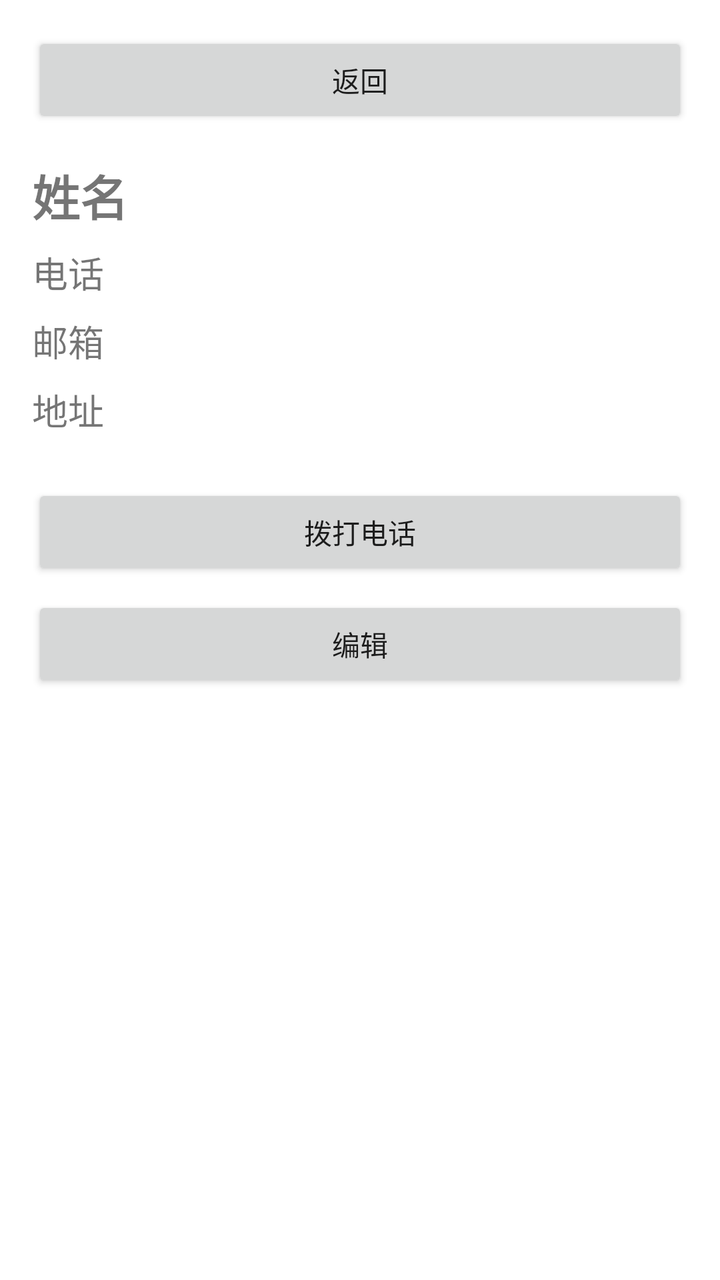
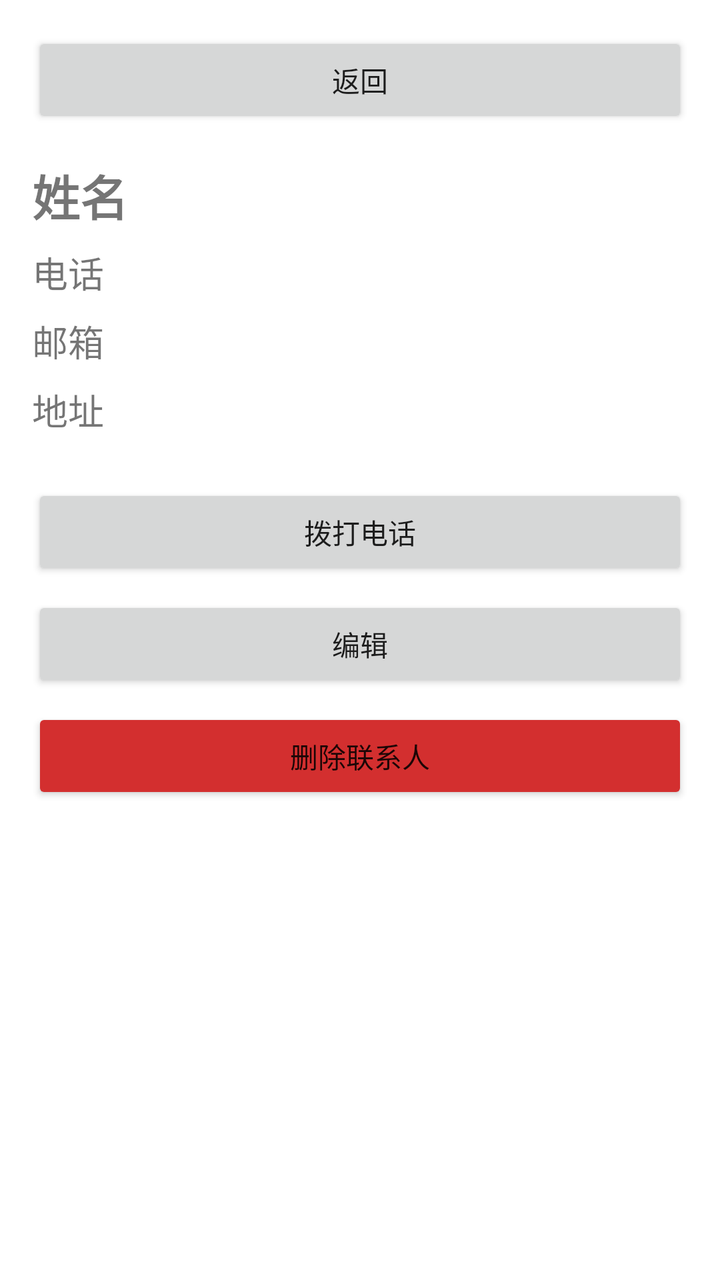

Screens rendered from an Android XML layout before and after an edit, with the pre-edit source and the edit as a unified diff.
<!-- AndroidManifest.xml: application theme Theme.MyApplication20 -->
<!-- res/layout/activity_contact_detail.xml -->
<?xml version="1.0" encoding="utf-8"?>
<LinearLayout xmlns:android="http://schemas.android.com/apk/res/android"
    android:layout_width="match_parent"
    android:layout_height="match_parent"
    android:orientation="vertical"
    android:padding="16dp">

    <Button
        android:id="@+id/btn_back"
        android:layout_width="match_parent"
        android:layout_height="wrap_content"
        android:text="返回" />

    <TextView
        android:id="@+id/tv_name"
        android:layout_width="wrap_content"
        android:layout_height="wrap_content"
        android:text="姓名"
        android:textSize="24sp"
        android:textStyle="bold"
        android:layout_marginTop="16dp" />

    <TextView
        android:id="@+id/tv_phone"
        android:layout_width="wrap_content"
        android:layout_height="wrap_content"
        android:text="电话"
        android:textSize="18sp"
        android:layout_marginTop="8dp" />

    <TextView
        android:id="@+id/tv_email"
        android:layout_width="wrap_content"
        android:layout_height="wrap_content"
        android:text="邮箱"
        android:textSize="18sp"
        android:layout_marginTop="8dp" />

    <TextView
        android:id="@+id/tv_address"
        android:layout_width="wrap_content"
        android:layout_height="wrap_content"
        android:text="地址"
        android:textSize="18sp"
        android:layout_marginTop="8dp" />

    <Button
        android:id="@+id/btn_call"
        android:layout_width="match_parent"
        android:layout_height="wrap_content"
        android:text="拨打电话"
        android:layout_marginTop="24dp" />

    <Button
        android:id="@+id/btn_edit"
        android:layout_width="match_parent"
        android:layout_height="wrap_content"
        android:text="编辑"
        android:layout_marginTop="8dp" />
</LinearLayout>
<!-- resources referenced by this layout -->
<resources>
  <style name="Theme.MyApplication20" parent="Theme.MaterialComponents.DayNight.DarkActionBar">
          
          <item name="colorPrimary">@color/purple_500</item>
          <item name="colorPrimaryVariant">@color/purple_700</item>
          <item name="colorOnPrimary">@color/white</item>
          
          <item name="colorSecondary">@color/teal_200</item>
          <item name="colorSecondaryVariant">@color/teal_700</item>
          <item name="colorOnSecondary">@color/black</item>
          
          <item name="android:statusBarColor" tools:targetApi="l">?attr/colorPrimaryVariant</item>
          
      </style>
  <color name="purple_500">#FF6200EE</color>
  <color name="purple_700">#FF3700B3</color>
  <color name="white">#FFFFFFFF</color>
  <color name="teal_200">#FF03DAC5</color>
  <color name="teal_700">#FF018786</color>
  <color name="black">#FF000000</color>
</resources>

<!-- the commit's change to res/layout/activity_contact_detail.xml (unified diff, before → after) -->
@@ -57,4 +57,12 @@
         android:layout_height="wrap_content"
         android:text="编辑"
         android:layout_marginTop="8dp" />
+
+    <Button
+        android:id="@+id/btn_delete"
+        android:layout_width="match_parent"
+        android:layout_height="wrap_content"
+        android:text="删除联系人"
+        android:backgroundTint="#D32F2F"
+        android:layout_marginTop="8dp" />
 </LinearLayout>
